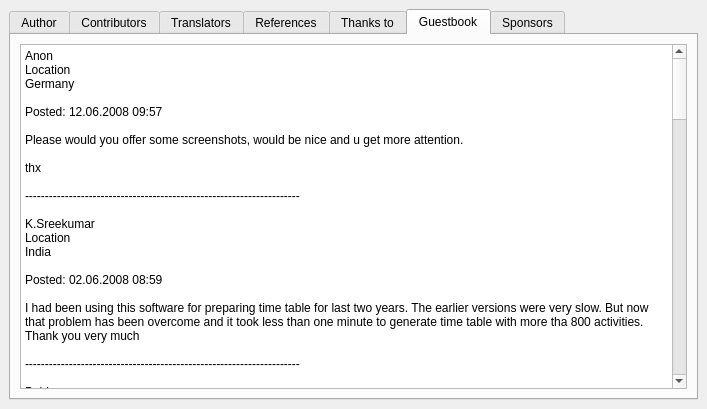
Before: the Qt Designer form fet/src/interface/helpaboutform_template.ui in vonmecheln/fet, drawn with Qt 5.
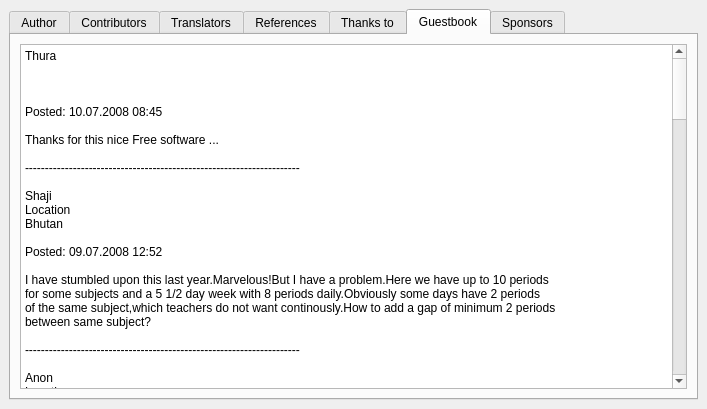
After: the same form once the commit is applied. The open tabs and pages were chosen to show the change.

```diff
--- a/fet/src/interface/helpaboutform_template.ui
+++ b/fet/src/interface/helpaboutform_template.ui
@@ -470,6 +470,29 @@
           <string>&lt;html>&lt;head>&lt;meta name="qrichtext" content="1" />&lt;style type="text/css">
 p, li { white-space: pre-wrap; }
 &lt;/style>&lt;/head>&lt;body style=" font-family:'Sans Serif'; font-size:9pt; font-weight:400; font-style:normal;">
+&lt;p style=" margin-top:0px; margin-bottom:0px; margin-left:0px; margin-right:0px; -qt-block-indent:0; text-indent:0px;">Thura&lt;/p>
+&lt;p style="-qt-paragraph-type:empty; margin-top:0px; margin-bottom:0px; margin-left:0px; margin-right:0px; -qt-block-indent:0; text-indent:0px;">&lt;/p>
+&lt;p style="-qt-paragraph-type:empty; margin-top:0px; margin-bottom:0px; margin-left:0px; margin-right:0px; -qt-block-indent:0; text-indent:0px;">&lt;/p>
+&lt;p style=" margin-top:0px; margin-bottom:0px; margin-left:0px; margin-right:0px; -qt-block-indent:0; text-indent:0px;">	&lt;/p>
+&lt;p style=" margin-top:0px; margin-bottom:0px; margin-left:0px; margin-right:0px; -qt-block-indent:0; text-indent:0px;">Posted: 10.07.2008 08:45&lt;/p>
+&lt;p style="-qt-paragraph-type:empty; margin-top:0px; margin-bottom:0px; margin-left:0px; margin-right:0px; -qt-block-indent:0; text-indent:0px;">&lt;/p>
+&lt;p style=" margin-top:0px; margin-bottom:0px; margin-left:0px; margin-right:0px; -qt-block-indent:0; text-indent:0px;">Thanks for this nice Free software ...&lt;/p>
+&lt;p style="-qt-paragraph-type:empty; margin-top:0px; margin-bottom:0px; margin-left:0px; margin-right:0px; -qt-block-indent:0; text-indent:0px;">&lt;/p>
+&lt;p style=" margin-top:0px; margin-bottom:0px; margin-left:0px; margin-right:0px; -qt-block-indent:0; text-indent:0px;">---------------------------------------------------------------------&lt;/p>
+&lt;p style=" margin-top:0px; margin-bottom:0px; margin-left:0px; margin-right:0px; -qt-block-indent:0; text-indent:0px;"> &lt;/p>
+&lt;p style=" margin-top:0px; margin-bottom:0px; margin-left:0px; margin-right:0px; -qt-block-indent:0; text-indent:0px;">Shaji&lt;/p>
+&lt;p style=" margin-top:0px; margin-bottom:0px; margin-left:0px; margin-right:0px; -qt-block-indent:0; text-indent:0px;">Location&lt;/p>
+&lt;p style=" margin-top:0px; margin-bottom:0px; margin-left:0px; margin-right:0px; -qt-block-indent:0; text-indent:0px;">Bhutan&lt;/p>
+&lt;p style=" margin-top:0px; margin-bottom:0px; margin-left:0px; margin-right:0px; -qt-block-indent:0; text-indent:0px;">	&lt;/p>
+&lt;p style=" margin-top:0px; margin-bottom:0px; margin-left:0px; margin-right:0px; -qt-block-indent:0; text-indent:0px;">Posted: 09.07.2008 12:52&lt;/p>
+&lt;p style="-qt-paragraph-type:empty; margin-top:0px; margin-bottom:0px; margin-left:0px; margin-right:0px; -qt-block-indent:0; text-indent:0px;">&lt;/p>
+&lt;p style=" margin-top:0px; margin-bottom:0px; margin-left:0px; margin-right:0px; -qt-block-indent:0; text-indent:0px;">I have stumbled upon this last year.Marvelous!But I have a problem.Here we have up to 10 periods &lt;/p>
+&lt;p style=" margin-top:0px; margin-bottom:0px; margin-left:0px; margin-right:0px; -qt-block-indent:0; text-indent:0px;">for some subjects and a 5 1/2 day week with 8 periods daily.Obviously some days have 2 periods &lt;/p>
+&lt;p style=" margin-top:0px; margin-bottom:0px; margin-left:0px; margin-right:0px; -qt-block-indent:0; text-indent:0px;">of the same subject,which teachers do not want continously.How to add a gap of minimum 2 periods &lt;/p>
+&lt;p style=" margin-top:0px; margin-bottom:0px; margin-left:0px; margin-right:0px; -qt-block-indent:0; text-indent:0px;">between same subject?&lt;/p>
+&lt;p style="-qt-paragraph-type:empty; margin-top:0px; margin-bottom:0px; margin-left:0px; margin-right:0px; -qt-block-indent:0; text-indent:0px;">&lt;/p>
+&lt;p style=" margin-top:0px; margin-bottom:0px; margin-left:0px; margin-right:0px; -qt-block-indent:0; text-indent:0px;">---------------------------------------------------------------------&lt;/p>
+&lt;p style="-qt-paragraph-type:empty; margin-top:0px; margin-bottom:0px; margin-left:0px; margin-right:0px; -qt-block-indent:0; text-indent:0px;">&lt;/p>
 &lt;p style=" margin-top:0px; margin-bottom:0px; margin-left:0px; margin-right:0px; -qt-block-indent:0; text-indent:0px;">Anon&lt;/p>
 &lt;p style=" margin-top:0px; margin-bottom:0px; margin-left:0px; margin-right:0px; -qt-block-indent:0; text-indent:0px;">Location&lt;/p>
 &lt;p style=" margin-top:0px; margin-bottom:0px; margin-left:0px; margin-right:0px; -qt-block-indent:0; text-indent:0px;">Germany&lt;/p>
```
Left out of the diff: 35 changed lines with no effect on the pictures.
